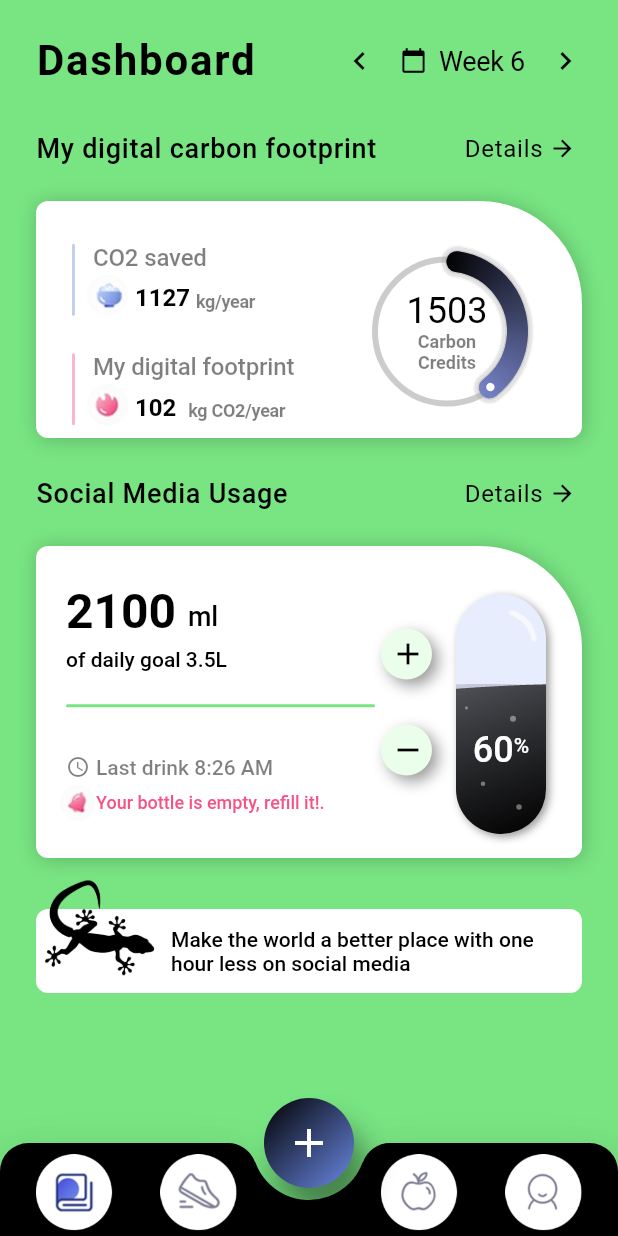
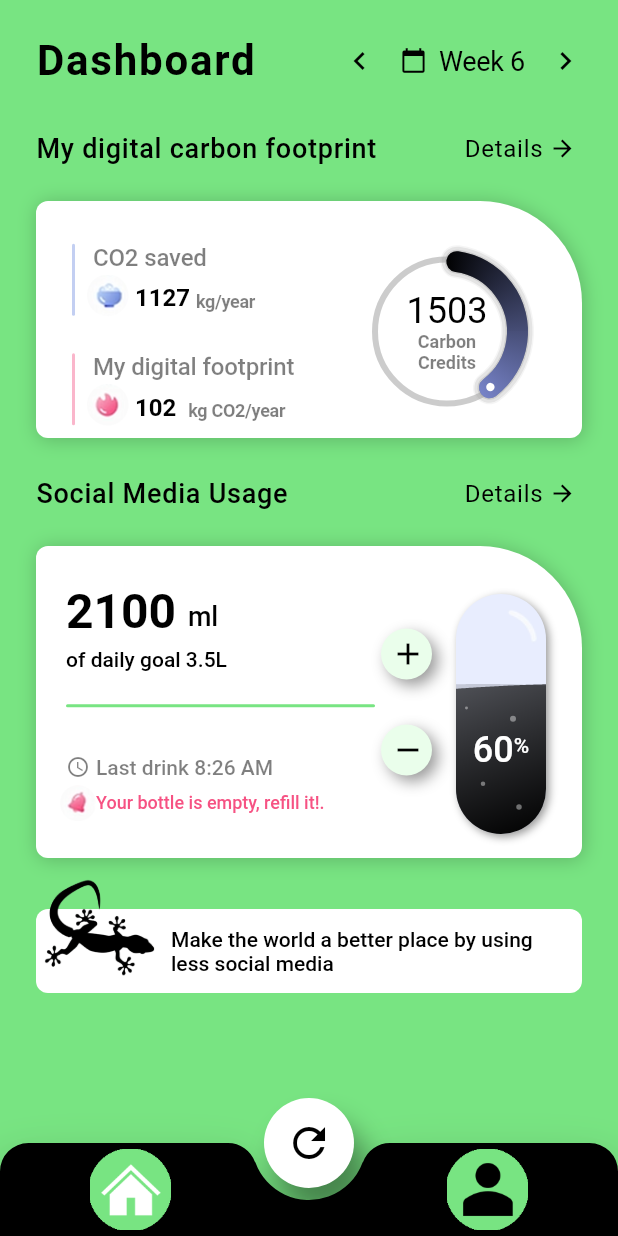
Before and after one commit to antsouchlos/Collabothon, a Flutter app: the FitnessAppHomeScreen screen opened directly, on a phone screen of 412 x 824 dp. Run offline on Flutter 3.47's test engine with Material 2 defaults, Android fonts, the phone set to English and light mode, and no system bars; our stand-ins replace fl_chart, flutter_keyboard_visibility, google_fonts.

Commit message:
Dashboard v0.2

```diff
--- a/carbongecko/lib/dashboard/bottom_navigation_view/bottom_bar_view.dart
+++ b/carbongecko/lib/dashboard/bottom_navigation_view/bottom_bar_view.dart
@@ -52,33 +52,24 @@ class _BottomBarViewState extends State<BottomBarView>
                       parent: animationController!,
                       curve: Curves.fastOutSlowIn))
                       .value *
-                        38.0),
+                      38.0,
+                ),
                 child: Column(
                   children: <Widget>[
                     SizedBox(
                       height: 62,
-                      child: Padding(
-                        padding:
-                            const EdgeInsets.only(left: 8, right: 8, top: 4),
                       child: Row(
                         children: <Widget>[
                           Expanded(
+                            flex: 1, // 25% of screen width
                             child: TabIcons(
                               tabIconData: widget.tabIconsList?[0],
                               removeAllSelect: () {
                                 setRemoveAllSelection(
                                     widget.tabIconsList?[0]);
                                 widget.changeIndex!(0);
-                                  }),
+                              },
                             ),
-                            Expanded(
-                              child: TabIcons(
-                                  tabIconData: widget.tabIconsList?[1],
-                                  removeAllSelect: () {
-                                    setRemoveAllSelection(
-                                        widget.tabIconsList?[1]);
-                                    widget.changeIndex!(1);
-                                  }),
                           ),
                           SizedBox(
                             width: Tween<double>(begin: 0.0, end: 1.0)
@@ -89,30 +80,22 @@ class _BottomBarViewState extends State<BottomBarView>
                                 64.0,
                           ),
                           Expanded(
+                            flex: 1, // 75% of screen width
                             child: TabIcons(
-                                  tabIconData: widget.tabIconsList?[2],
+                              tabIconData: widget.tabIconsList?[1],
                               removeAllSelect: () {
                                 setRemoveAllSelection(
-                                        widget.tabIconsList?[2]);
-                                    widget.changeIndex!(2);
-                                  }),
+                                    widget.tabIconsList?[1]);
+                                widget.changeIndex!(1);
+                              },
                             ),
-                            Expanded(
-                              child: TabIcons(
-                                  tabIconData: widget.tabIconsList?[3],
-                                  removeAllSelect: () {
-                                    setRemoveAllSelection(
-                                        widget.tabIconsList?[3]);
-                                    widget.changeIndex!(3);
-                                  }),
                           ),
                         ],
                       ),
                     ),
-                    ),
                     SizedBox(
                       height: MediaQuery.of(context).padding.bottom,
-                    )
+                    ),
                   ],
                 ),
               ),
@@ -138,25 +121,20 @@ class _BottomBarViewState extends State<BottomBarView>
                     scale: Tween<double>(begin: 0.0, end: 1.0).animate(
                       CurvedAnimation(
                         parent: animationController!,
-                            curve: Curves.fastOutSlowIn)),
+                        curve: Curves.fastOutSlowIn,
+                      ),
+                    ),
                     child: Container(
-                      // alignment: Alignment.center,s
                       decoration: BoxDecoration(
-                        color: FitnessAppTheme.nearlyDarkBlue,
-                        gradient: LinearGradient(
-                            colors: [
-                              FitnessAppTheme.nearlyDarkBlue,
-                              HexColor('#6A88E5'),
-                            ],
-                            begin: Alignment.topLeft,
-                            end: Alignment.bottomRight),
+                        color: Colors.white,
                         shape: BoxShape.circle,
                         boxShadow: <BoxShadow>[
                           BoxShadow(
                             color: FitnessAppTheme.nearlyDarkBlue
                                 .withOpacity(0.4),
                             offset: const Offset(8.0, 16.0),
-                              blurRadius: 16.0),
+                            blurRadius: 16.0,
+                          ),
                         ],
                       ),
                       child: Material(
@@ -167,8 +145,8 @@ class _BottomBarViewState extends State<BottomBarView>
                           focusColor: Colors.transparent,
                           onTap: widget.addClick,
                           child: Icon(
-                            Icons.add,
-                            color: FitnessAppTheme.white,
+                            Icons.refresh,
+                            color: Colors.black,
                             size: 32,
                           ),
                         ),
@@ -272,7 +250,7 @@ class _TabIconsState extends State<TabIcons> with TickerProviderStateMixin {
                       width: 8,
                       height: 8,
                       decoration: BoxDecoration(
-                        color: FitnessAppTheme.nearlyDarkBlue,
+                        color: Color(0xFF78E482),
                         shape: BoxShape.circle,
                       ),
                     ),
@@ -293,7 +271,7 @@ class _TabIconsState extends State<TabIcons> with TickerProviderStateMixin {
                       width: 4,
                       height: 4,
                       decoration: BoxDecoration(
-                        color: FitnessAppTheme.nearlyDarkBlue,
+                        color: Color(0xFF78E482),
                         shape: BoxShape.circle,
                       ),
                     ),
@@ -314,7 +292,7 @@ class _TabIconsState extends State<TabIcons> with TickerProviderStateMixin {
                       width: 6,
                       height: 6,
                       decoration: BoxDecoration(
-                        color: FitnessAppTheme.nearlyDarkBlue,
+                        color: Color(0xFF78E482),
                         shape: BoxShape.circle,
                       ),
                     ),
--- a/carbongecko/lib/dashboard/models/tabIcon_data.dart
+++ b/carbongecko/lib/dashboard/models/tabIcon_data.dart
@@ -18,29 +18,29 @@ class TabIconData {
 
   static List<TabIconData> tabIconsList = <TabIconData>[
     TabIconData(
-      imagePath: 'assets/dashboard/tab_1.png',
-      selectedImagePath: 'assets/dashboard/tab_1s.png',
+      imagePath: 'assets/dashboard/2.png',
+      selectedImagePath: 'assets/dashboard/22.png',
       index: 0,
       isSelected: true,
       animationController: null,
     ),
     TabIconData(
-      imagePath: 'assets/dashboard/tab_2.png',
-      selectedImagePath: 'assets/dashboard/tab_2s.png',
+      imagePath: 'assets/dashboard/1.png',
+      selectedImagePath: 'assets/dashboard/11.png',
       index: 1,
       isSelected: false,
       animationController: null,
     ),
     TabIconData(
-      imagePath: 'assets/dashboard/tab_3.png',
-      selectedImagePath: 'assets/dashboard/tab_3s.png',
+      imagePath: 'assets/dashboard/3.png',
+      selectedImagePath: 'assets/dashboard/33.png',
       index: 2,
       isSelected: false,
       animationController: null,
     ),
     TabIconData(
-      imagePath: 'assets/dashboard/tab_4.png',
-      selectedImagePath: 'assets/dashboard/tab_4s.png',
+      imagePath: 'assets/dashboard/3.png',
+      selectedImagePath: 'assets/dashboard/33.png',
       index: 3,
       isSelected: false,
       animationController: null,
--- a/carbongecko/lib/dashboard/ui_view/glass_view.dart
+++ b/carbongecko/lib/dashboard/ui_view/glass_view.dart
@@ -50,7 +50,7 @@ class GlassView extends StatelessWidget {
                                 padding: const EdgeInsets.only(
                                     left: 90, bottom: 12, right: 16, top: 12),
                                 child: Text(
-                                  'Make the world a better place with one hour less on social media',
+                                  'Make the world a better place by using less social media',
                                   textAlign: TextAlign.left,
                                   style: TextStyle(
                                     fontFamily: FitnessAppTheme.fontName,
--- a/carbongecko/pubspec.yaml
+++ b/carbongecko/pubspec.yaml
@@ -70,6 +70,10 @@ flutter:
     - assets/geckoLogo_white.png
     - assets/introduction_animation/
     - assets/dashboard/
+    - assets/dashboard/1.png
+    - assets/dashboard/11.png
+    - assets/dashboard/2.png
+    - assets/dashboard/22.png
   # To add assets to your application, add an assets section, like this:
   # assets:
   #   - images/a_dot_burr.jpeg
```
Also changed, not shown: carbongecko/lib/dashboard/training/training_screen.dart (+4 -65 lines), carbongecko/assets/dashboard/1.png (added), carbongecko/assets/dashboard/11.png (added), carbongecko/assets/dashboard/2.png (added), carbongecko/assets/dashboard/22.png (added), carbongecko/assets/dashboard/3.png (added), carbongecko/assets/dashboard/33.png (added), carbongecko/assets/dashboard/Picture1.png (added), carbongecko/assets/dashboard/Picture2.png (added). Lines whose indentation alone changed are shown as unchanged.
